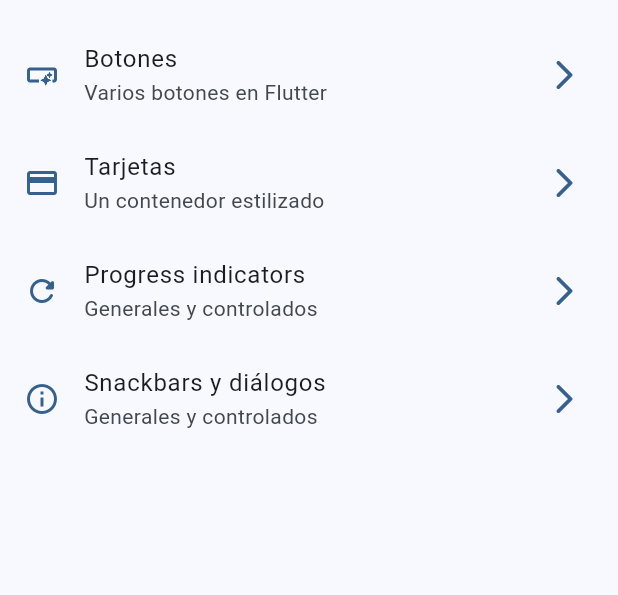
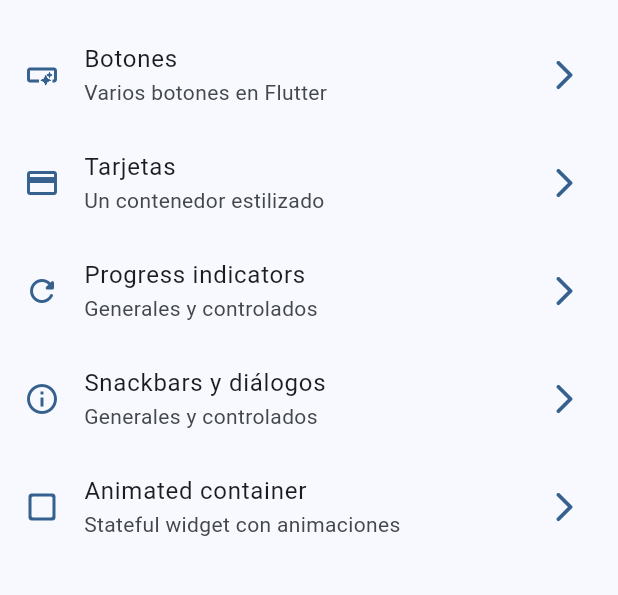
Before and after one commit to avazquezm/flutter_widgets_app, a Flutter app: the screen it shows after launch, on a phone screen of 412 x 824 dp, the part 63-658 px from its top. Run offline on Flutter 3.47's test engine with Material 3 defaults, Android fonts, the phone set to English and light mode, and no system bars; our stand-ins replace go_router.

Commit message:
Add animated container menu item and screen

```diff
--- a/lib/config/menu/menu_item.dart
+++ b/lib/config/menu/menu_item.dart
@@ -40,4 +40,10 @@ const List<MenuItem> appMenuItems = [
     link: SnackbarScreen.name,
     icon: Icons.info_outline,
   ),
+  MenuItem(
+    title: 'Animated container',
+    subTitle: 'Stateful widget con animaciones',
+    link: AnimatedScreen.name,
+    icon: Icons.check_box_outline_blank_rounded,
+  ),
 ];
--- a/lib/config/router/app_router.dart
+++ b/lib/config/router/app_router.dart
@@ -30,5 +30,10 @@ final appRouter = GoRouter(
       name: SnackbarScreen.name,
       builder: (context, state) => const SnackbarScreen(),
     ),
+    GoRoute(
+      path: '/animated',
+      name: AnimatedScreen.name,
+      builder: (context, state) => const AnimatedScreen(),
+    ),
   ],
 );
```
Also changed, not shown: lib/presentation/screens/animated/animated_screen.dart (+45 -4 lines).
